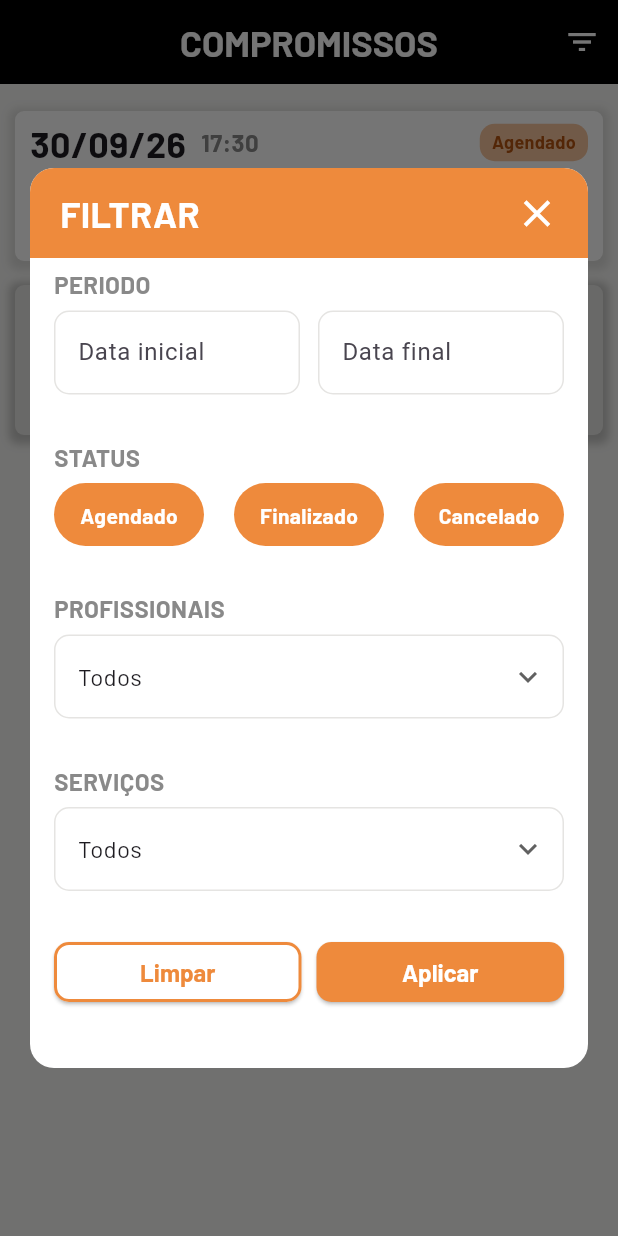
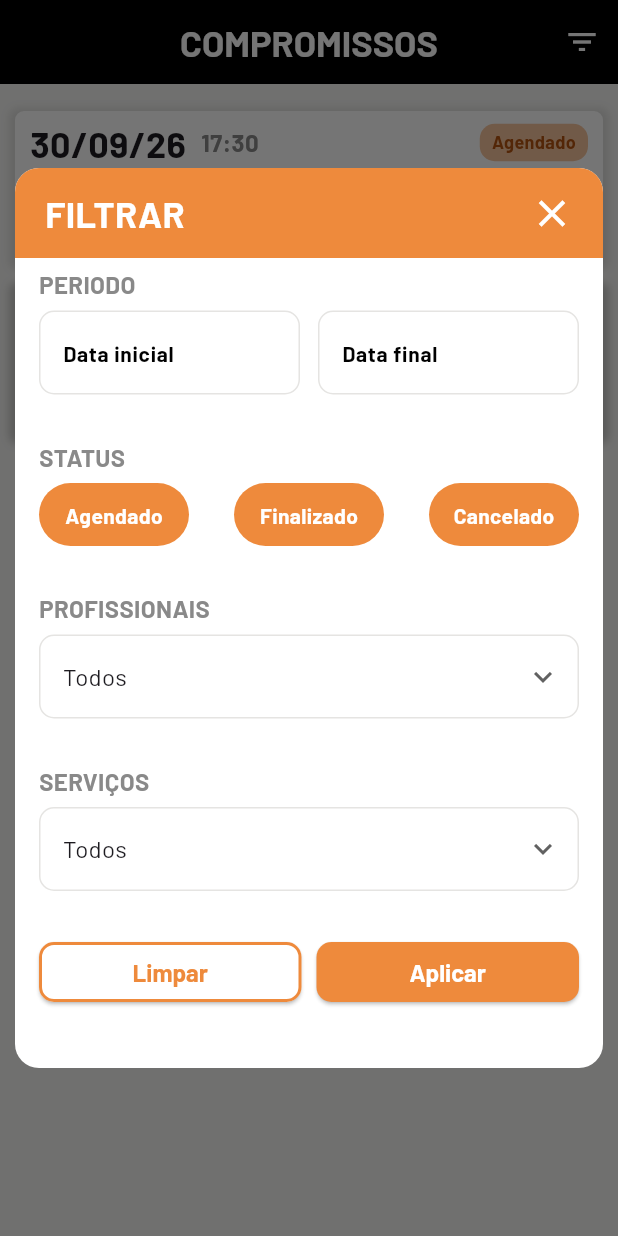
Before and after one commit to Guizeraaaa/BarberHub, a Flutter app: the screen it shows after launch, after a tap on the "filter list" icon, on a phone screen of 412 x 824 dp. Run offline on Flutter 3.47's test engine with Material 3 defaults, Android fonts, the phone set to English and light mode, and no system bars; our stand-ins replace wakelock_plus.

Commit message:
fix:ajusta-filter

```diff
--- a/lib/shared/widgets/app_date_ranger_picker.dart
+++ b/lib/shared/widgets/app_date_ranger_picker.dart
@@ -1,3 +1,4 @@
+import 'package:barberhub/features/scheduling/controllers/scheduling_controller.dart';
 import 'package:barberhub/shared/app_colors.dart';
 import 'package:barberhub/shared/app_text_style.dart';
 import 'package:flutter/material.dart';
@@ -79,6 +80,8 @@ class _AppDateRangerPickerState extends State<AppDateRangerPicker> {
   InputDecoration _decoration(String label) {
     return InputDecoration(
       labelText: label,
+      labelStyle: AppTextStyle.label.copyWith(color: AppColors.black),
+      floatingLabelStyle: AppTextStyle.label.copyWith(color: AppColors.black),
       hintText: 'dd/MM/aaaa',
       errorText: _rangeError,
       errorMaxLines: 2,
@@ -101,6 +104,7 @@ class _AppDateRangerPickerState extends State<AppDateRangerPicker> {
       children: [
         Expanded(
           child: TextFormField(
+            cursorColor: AppColors.grey,
             controller: _startController,
             keyboardType: TextInputType.datetime,
             inputFormatters: const [_DateInputFormatter()],
@@ -112,6 +116,7 @@ class _AppDateRangerPickerState extends State<AppDateRangerPicker> {
         const SizedBox(width: 12),
         Expanded(
           child: TextFormField(
+            cursorColor: AppColors.grey,
             controller: _endController,
             keyboardType: TextInputType.datetime,
             inputFormatters: const [_DateInputFormatter()],
--- a/lib/shared/widgets/app_filter_dialog.dart
+++ b/lib/shared/widgets/app_filter_dialog.dart
@@ -72,7 +72,7 @@ class _AppFilterDialogState<T> extends State<AppFilterDialog<T>> {
   @override
   Widget build(BuildContext context) {
     return Dialog(
-      insetPadding: EdgeInsets.all(20),
+      insetPadding: EdgeInsets.all(10),
       child: Container(
         width: double.infinity,
         height: 600,
```
